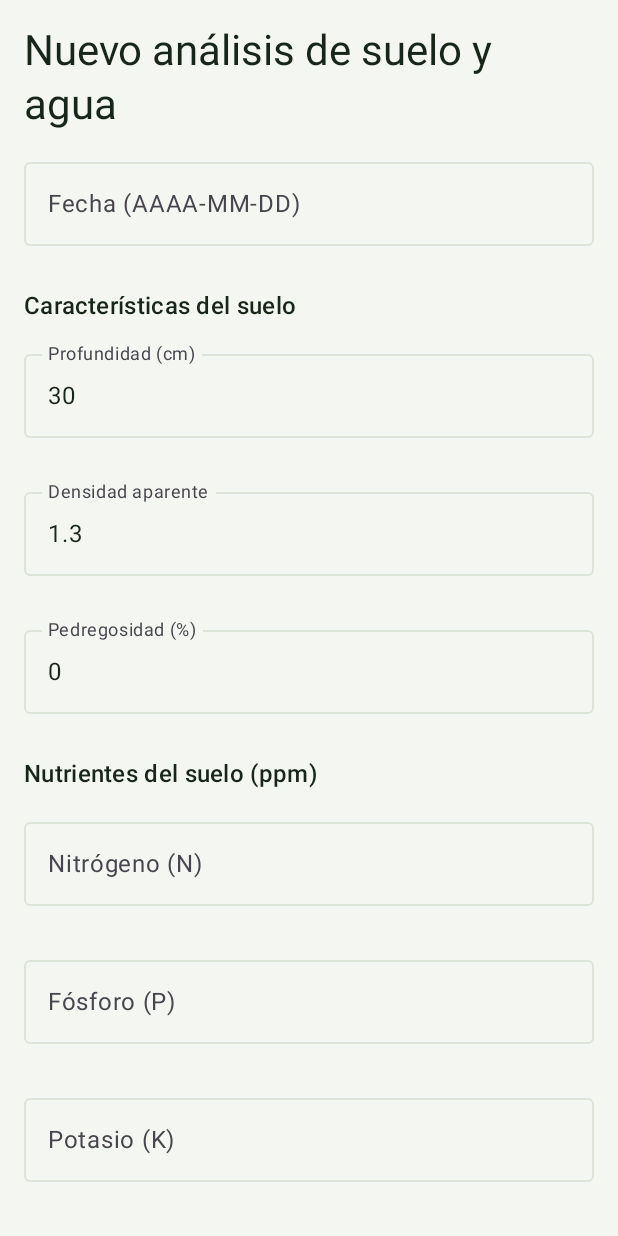
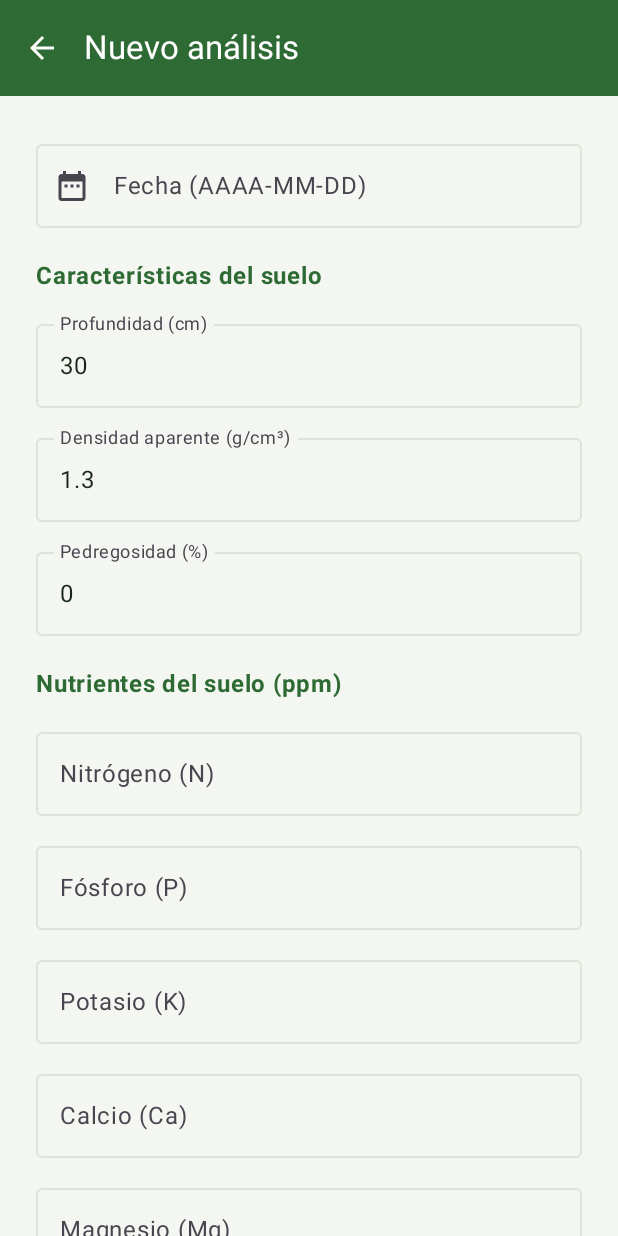
Before and after one commit to matiasfigueroaesc/NutriExpert, an Android app built with Jetpack Compose: the composable CrearAnalisisScreen called with empty values, on a phone screen of 412 x 824 dp. Run offline under Robolectric (Android 15) with nearby library versions, the phone set to English and light mode, and no system bars.

Commit message:
feat: formularios de sector y analisis con el estilo comun

```diff
--- a/app/src/main/java/cl/duoc/nutriexpert/ui/views/CrearAnalisisScreen.kt
+++ b/app/src/main/java/cl/duoc/nutriexpert/ui/views/CrearAnalisisScreen.kt
@@ -1,42 +1,63 @@
 
 package cl.duoc.nutriexpert.ui.views
 
-import androidx.compose.foundation.layout.*
+import androidx.compose.foundation.layout.Arrangement
+import androidx.compose.foundation.layout.Column
+import androidx.compose.foundation.layout.Spacer
+import androidx.compose.foundation.layout.fillMaxSize
+import androidx.compose.foundation.layout.height
+import androidx.compose.foundation.layout.padding
 import androidx.compose.foundation.rememberScrollState
-import androidx.compose.foundation.text.KeyboardOptions
 import androidx.compose.foundation.verticalScroll
-import androidx.compose.material3.*
-import androidx.compose.runtime.*
+import androidx.compose.material.icons.Icons
+import androidx.compose.material.icons.filled.Check
+import androidx.compose.material.icons.filled.DateRange
+import androidx.compose.material3.MaterialTheme
+import androidx.compose.material3.Scaffold
+import androidx.compose.material3.Text
+import androidx.compose.runtime.Composable
+import androidx.compose.runtime.mutableStateOf
+import androidx.compose.runtime.getValue
+import androidx.compose.runtime.setValue
+import androidx.compose.runtime.remember
+import androidx.compose.runtime.saveable.rememberSaveable
 import androidx.compose.ui.Modifier
+import androidx.compose.ui.text.font.FontWeight
 import androidx.compose.ui.text.input.KeyboardType
 import androidx.compose.ui.unit.dp
+import androidx.compose.ui.unit.sp
 import cl.duoc.nutriexpert.data.local.AnalisisEntity
+import cl.duoc.nutriexpert.ui.components.BarraSuperior
+import cl.duoc.nutriexpert.ui.components.BotonPrincipal
+import cl.duoc.nutriexpert.ui.components.CampoFormulario
 import cl.duoc.nutriexpert.utils.ErroresAnalisis
 import cl.duoc.nutriexpert.utils.validarAnalisis
 
+// Formulario "Nuevo análisis de suelo y agua". Mismo estilo que el formulario de predio.
 @Composable
 fun CrearAnalisisScreen(
     sectorId: Int,
     onGuardar: (AnalisisEntity) -> Unit,
     onVolver: () -> Unit
 ) {
-    var fecha by remember { mutableStateOf("") }
-    var profundidad by remember { mutableStateOf("30") }
-    var densidad by remember { mutableStateOf("1.3") }
-    var pedregosidad by remember { mutableStateOf("0") }
+    // rememberSaveable: lo escrito no se pierde al girar el teléfono
+    var fecha by rememberSaveable { mutableStateOf("") }
+    var profundidad by rememberSaveable { mutableStateOf("30") }
+    var densidad by rememberSaveable { mutableStateOf("1.3") }
+    var pedregosidad by rememberSaveable { mutableStateOf("0") }
 
-    var sueloN by remember { mutableStateOf("") }
-    var sueloP by remember { mutableStateOf("") }
-    var sueloK by remember { mutableStateOf("") }
-    var sueloCa by remember { mutableStateOf("") }
-    var sueloMg by remember { mutableStateOf("") }
+    var sueloN by rememberSaveable { mutableStateOf("") }
+    var sueloP by rememberSaveable { mutableStateOf("") }
+    var sueloK by rememberSaveable { mutableStateOf("") }
+    var sueloCa by rememberSaveable { mutableStateOf("") }
+    var sueloMg by rememberSaveable { mutableStateOf("") }
 
-    var aguaN by remember { mutableStateOf("") }
-    var aguaP by remember { mutableStateOf("") }
-    var aguaK by remember { mutableStateOf("") }
-    var aguaCa by remember { mutableStateOf("") }
-    var aguaMg by remember { mutableStateOf("") }
-    var aguaM3Ha by remember { mutableStateOf("") }
+    var aguaN by rememberSaveable { mutableStateOf("") }
+    var aguaP by rememberSaveable { mutableStateOf("") }
+    var aguaK by rememberSaveable { mutableStateOf("") }
+    var aguaCa by rememberSaveable { mutableStateOf("") }
+    var aguaMg by rememberSaveable { mutableStateOf("") }
+    var aguaM3Ha by rememberSaveable { mutableStateOf("") }
 
     var errores by remember {
         mutableStateOf(ErroresAnalisis())
@@ -59,53 +80,52 @@ fun CrearAnalisisScreen(
         "aguaM3Ha" to aguaM3Ha
     )
 
+    // Al escribir en un campo se borra su error
+    fun limpiarError(clave: String) {
+        errores = errores.copy(campos = errores.campos - clave)
+    }
+
     fun convertir(valor: String): Double =
         valor.trim().replace(",", ".").toDouble()
 
+    Scaffold(
+        topBar = { BarraSuperior(titulo = "Nuevo análisis", onVolver = onVolver) }
+    ) { innerPadding ->
         Column(
             modifier = Modifier
                 .fillMaxSize()
+                .padding(innerPadding)
                 .verticalScroll(rememberScrollState())
-            .padding(16.dp),
+                .padding(24.dp),
             verticalArrangement = Arrangement.spacedBy(12.dp)
         ) {
-        Text(
-            text = "Nuevo análisis de suelo y agua",
-            style = MaterialTheme.typography.headlineMedium
-        )
-
-        OutlinedTextField(
-            value = fecha,
-            onValueChange = {
+            CampoFormulario(
+                valor = fecha,
+                onValorChange = {
                     fecha = it
                     errores = errores.copy(fecha = null)
                 },
-            label = { Text("Fecha (AAAA-MM-DD)") },
-            isError = errores.fecha != null,
-            supportingText = {
-                errores.fecha?.let { Text(it) }
-            },
-            modifier = Modifier.fillMaxWidth(),
-            singleLine = true
+                etiqueta = "Fecha (AAAA-MM-DD)",
+                error = errores.fecha,
+                icono = Icons.Filled.DateRange
             )
 
-        Text(
-            "Características del suelo",
-            style = MaterialTheme.typography.titleMedium
-        )
+            TituloSeccion("Características del suelo")
 
             CampoAnalisis(
                 "Profundidad (cm)", profundidad,
                 errores.campos["profundidadCm"]
             ) {
                 profundidad = it
+                limpiarError("profundidadCm")
             }
 
             CampoAnalisis(
-            "Densidad aparente", densidad,
+                "Densidad aparente (g/cm³)", densidad,
                 errores.campos["densidadAparente"]
             ) {
                 densidad = it
+                limpiarError("densidadAparente")
             }
 
             CampoAnalisis(
@@ -113,54 +133,64 @@ fun CrearAnalisisScreen(
                 errores.campos["pedregosidadPct"]
             ) {
                 pedregosidad = it
+                limpiarError("pedregosidadPct")
             }
 
-        Text(
-            "Nutrientes del suelo (ppm)",
-            style = MaterialTheme.typography.titleMedium
-        )
+            TituloSeccion("Nutrientes del suelo (ppm)")
 
             CampoAnalisis("Nitrógeno (N)", sueloN, errores.campos["sueloN"]) {
                 sueloN = it
+                limpiarError("sueloN")
             }
             CampoAnalisis("Fósforo (P)", sueloP, errores.campos["sueloP"]) {
                 sueloP = it
+                limpiarError("sueloP")
             }
             CampoAnalisis("Potasio (K)", sueloK, errores.campos["sueloK"]) {
                 sueloK = it
+                limpiarError("sueloK")
             }
             CampoAnalisis("Calcio (Ca)", sueloCa, errores.campos["sueloCa"]) {
                 sueloCa = it
+                limpiarError("sueloCa")
             }
             CampoAnalisis("Magnesio (Mg)", sueloMg, errores.campos["sueloMg"]) {
                 sueloMg = it
+                limpiarError("sueloMg")
             }
 
-        Text(
-            "Nutrientes del agua (mg/L)",
-            style = MaterialTheme.typography.titleMedium
-        )
+            TituloSeccion("Nutrientes del agua (mg/L)")
 
             CampoAnalisis("Nitrógeno (N)", aguaN, errores.campos["aguaN"]) {
                 aguaN = it
+                limpiarError("aguaN")
             }
             CampoAnalisis("Fósforo (P)", aguaP, errores.campos["aguaP"]) {
                 aguaP = it
+                limpiarError("aguaP")
             }
             CampoAnalisis("Potasio (K)", aguaK, errores.campos["aguaK"]) {
                 aguaK = it
+                limpiarError("aguaK")
             }
             CampoAnalisis("Calcio (Ca)", aguaCa, errores.campos["aguaCa"]) {
                 aguaCa = it
+                limpiarError("aguaCa")
             }
             CampoAnalisis("Magnesio (Mg)", aguaMg, errores.campos["aguaMg"]) {
                 aguaMg = it
+                limpiarError("aguaMg")
             }
             CampoAnalisis("Agua aplicada (m³/ha)", aguaM3Ha, errores.campos["aguaM3Ha"]) {
                 aguaM3Ha = it
+                limpiarError("aguaM3Ha")
             }
 
-        Button(
+            Spacer(modifier = Modifier.height(8.dp))
+
+            BotonPrincipal(
+                texto = "Guardar análisis",
+                icono = Icons.Filled.Check,
                 onClick = {
                     val resultado = validarAnalisis(
                         fecha = fecha,
@@ -173,7 +203,7 @@ fun CrearAnalisisScreen(
                         onGuardar(
                             AnalisisEntity(
                                 sectorId = sectorId,
-                            fecha = fecha,
+                                fecha = fecha.trim(),
                                 profundidadCm = convertir(profundidad),
                                 densidadAparente = convertir(densidad),
                                 pedregosidadPct = convertir(pedregosidad),
@@ -191,19 +221,28 @@ fun CrearAnalisisScreen(
                             )
                         )
                     }
-            },
-            modifier = Modifier.fillMaxWidth()
-        ) {
-            Text("Guardar análisis")
+                }
+            )
+
+            Text(
+                text = "Se guarda en el teléfono, funciona sin conexión.",
+                fontSize = 13.sp,
+                color = MaterialTheme.colorScheme.secondary
+            )
+        }
+    }
 }
 
-        OutlinedButton(
-            onClick = onVolver,
-            modifier = Modifier.fillMaxWidth()
-        ) {
-            Text("Volver")
-        }
-    }
+// Subtítulo de cada grupo de campos
+@Composable
+private fun TituloSeccion(texto: String) {
+    Text(
+        text = texto,
+        fontSize = 16.sp,
+        fontWeight = FontWeight.Bold,
+        color = MaterialTheme.colorScheme.primary,
+        modifier = Modifier.padding(top = 8.dp)
+    )
 }
 
 @Composable
@@ -213,18 +252,11 @@ private fun CampoAnalisis(
     error: String?,
     onCambio: (String) -> Unit
 ) {
-    OutlinedTextField(
-        value = valor,
-        onValueChange = onCambio,
-        label = { Text(etiqueta) },
-        isError = error != null,
-        supportingText = {
-            error?.let { Text(it) }
-        },
-        modifier = Modifier.fillMaxWidth(),
-        singleLine = true,
-        keyboardOptions = KeyboardOptions(
-            keyboardType = KeyboardType.Decimal
-        )
+    CampoFormulario(
+        valor = valor,
+        onValorChange = onCambio,
+        etiqueta = etiqueta,
+        error = error,
+        tipoTeclado = KeyboardType.Decimal
     )
 }
--- a/app/src/main/java/cl/duoc/nutriexpert/utils/Validaciones.kt
+++ b/app/src/main/java/cl/duoc/nutriexpert/utils/Validaciones.kt
@@ -206,9 +206,9 @@ fun validarSector(
         hectareas = when {
             hectareas.isBlank() -> "Ingresa la superficie"
             superficie == null || !superficie.isFinite() ->
-                "Ingresa una superficie válida"
+                "Usa solo números, ej: 7,5"
             superficie <= 0.0 ->
-                "La superficie debe ser mayor a cero"
+                "La superficie debe ser mayor a 0"
             else -> null
         }
     )
```
Also changed, not shown: app/src/main/java/cl/duoc/nutriexpert/ui/views/CrearSectorScreen.kt (+71 -49 lines). Lines whose indentation alone changed are shown as unchanged.
